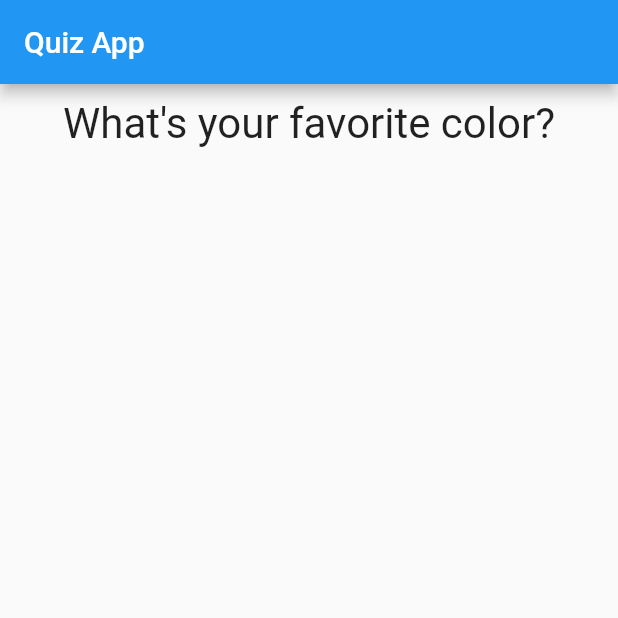
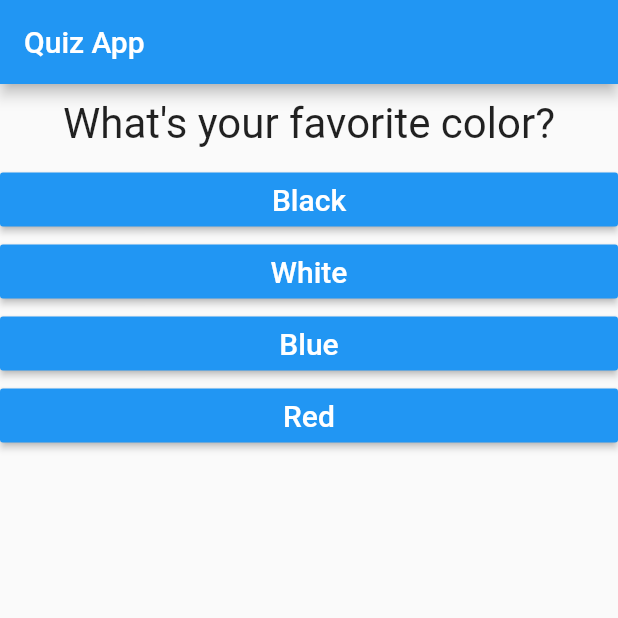
Before and after one commit to AntipenkoGleb/flutter_udemy_courses, a Flutter app: the screen it shows after launch, on a phone screen of 412 x 824 dp, the top half of it. Run offline on Flutter 3.47's test engine with Material 2 defaults, Android fonts, the phone set to English and light mode, and no system bars.

Commit message:
add answer buttons

```diff
--- /dev/null
+++ b/flutter_complete_guide/flutter_basics/lib/answer.dart
@@ -0,0 +1,27 @@
+import 'package:flutter/material.dart';
+
+class Answer extends StatelessWidget {
+  final String _answerText;
+  final Function _clickHandler;
+
+  const Answer(this._answerText, this._clickHandler);
+
+  @override
+  Widget build(BuildContext context) {
+    return Container(
+      width: double.infinity,
+      child: RaisedButton(
+        child: Text(
+          _answerText,
+          style: TextStyle(
+            color: Colors.white,
+            fontSize: 20,
+          ),
+          textAlign: TextAlign.center,
+        ),
+        color: Colors.blue,
+        onPressed: _clickHandler,
+      ),
+    );
+  }
+}
--- a/flutter_complete_guide/flutter_basics/lib/main.dart
+++ b/flutter_complete_guide/flutter_basics/lib/main.dart
@@ -1,6 +1,7 @@
 import 'package:flutter/material.dart';
 
 import './question.dart';
+import 'answer.dart';
 
 void main() {
   runApp(QuizApp());
@@ -42,7 +43,15 @@ class _QuizAppState extends State<QuizApp> {
     },
   ];
 
-  final _questionIndex = 0;
+  var _questionIndex = 0;
+  var _totalScore = 0;
+
+  _onAnswerSelected(int score) {
+    setState(() {
+      _questionIndex++;
+      _totalScore += score;
+    });
+  }
 
   @override
   Widget build(BuildContext context) {
@@ -52,6 +61,11 @@ class _QuizAppState extends State<QuizApp> {
         body: Column(
           children: [
             Question(_questions[_questionIndex]['question']),
+            ...(_questions[_questionIndex]['answers']
+                    as List<Map<String, Object>>)
+                .map((answer) => Answer(
+                    answer['answer'], () => _onAnswerSelected(answer['score'])))
+                .toList(),
           ],
         ),
       ),
```
